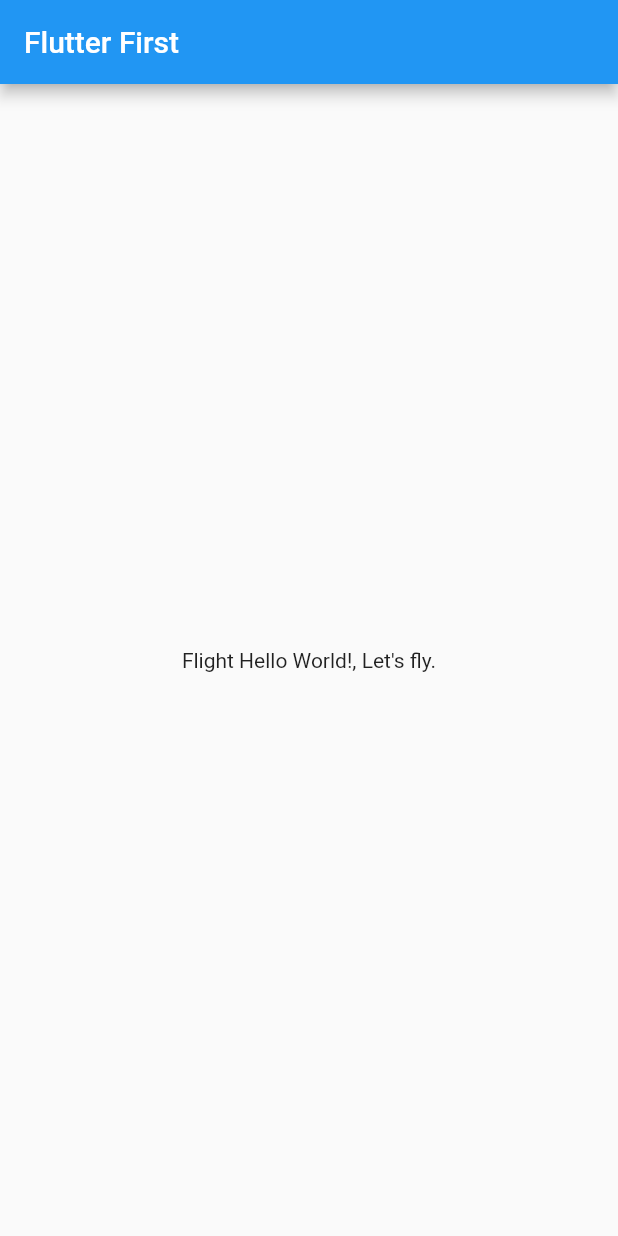
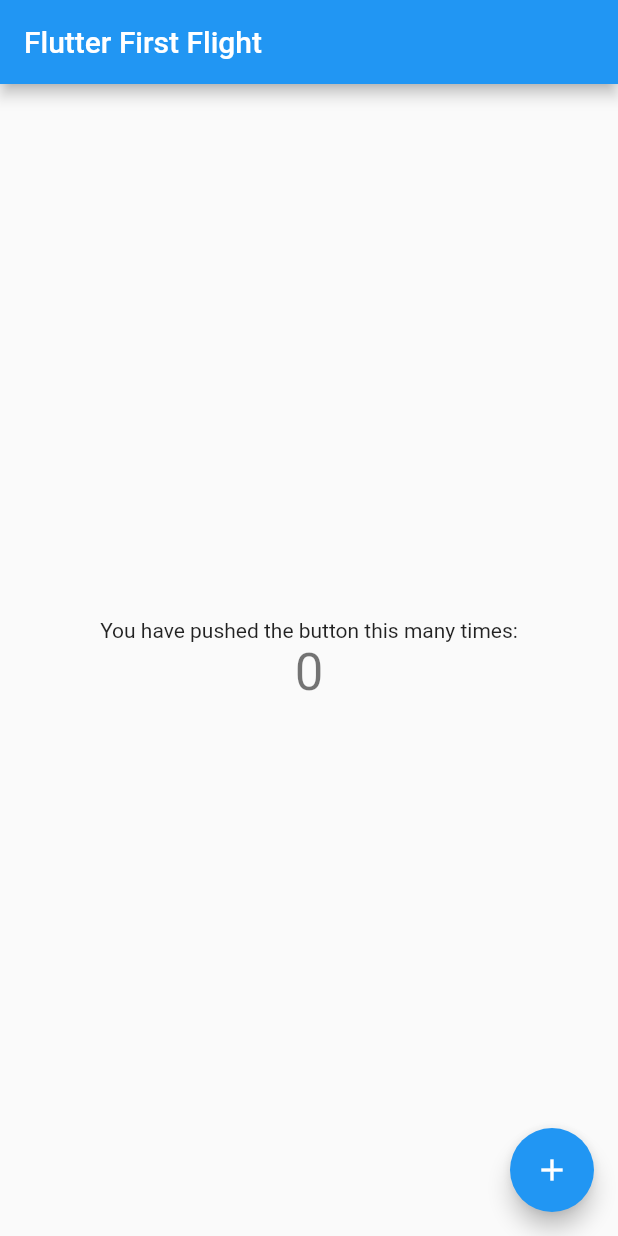
Before and after one commit to ibhavikmakwana/flutter_first_flight, a Flutter app: the screen it shows after launch, on a phone screen of 412 x 824 dp. Run offline on Flutter 3.47's test engine with Material 2 defaults, Android fonts, the phone set to English and light mode, and no system bars.

Commit message:
counter app

```diff
--- a/lib/main.dart
+++ b/lib/main.dart
@@ -9,27 +9,103 @@ class MyApp extends StatelessWidget {
     return MaterialApp(
       title: 'Flutter First Flight',
       theme: ThemeData(
+        // This is the theme of your application.
+        //
+        // Try running your application with "flutter run". You'll see the
+        // application has a blue toolbar. Then, without quitting the app, try
+        // changing the primarySwatch below to Colors.green and then invoke
+        // "hot reload" (press "r" in the console where you ran "flutter run",
+        // or simply save your changes to "hot reload" in a Flutter IDE).
+        // Notice that the counter didn't reset back to zero; the application
+        // is not restarted.
         primarySwatch: Colors.blue,
       ),
-      home: MyHomePage(title: 'Flutter First'),
+      home: MyHomePage(title: 'Flutter First Flight'),
     );
   }
 }
 
-class MyHomePage extends StatelessWidget {
+class MyHomePage extends StatefulWidget {
   MyHomePage({Key key, this.title}) : super(key: key);
+
+  // This widget is the home page of your application. It is stateful, meaning
+  // that it has a State object (defined below) that contains fields that affect
+  // how it looks.
+
+  // This class is the configuration for the state. It holds the values (in this
+  // case the title) provided by the parent (in this case the App widget) and
+  // used by the build method of the State. Fields in a Widget subclass are
+  // always marked "final".
+
   final String title;
+
+  @override
+  _MyHomePageState createState() => _MyHomePageState();
+}
+
+class _MyHomePageState extends State<MyHomePage> {
+  int _counter = 0;
+
+  void _incrementCounter() {
+    setState(() {
+      // This call to setState tells the Flutter framework that something has
+      // changed in this State, which causes it to rerun the build method below
+      // so that the display can reflect the updated values. If we changed
+      // _counter without calling setState(), then the build method would not be
+      // called again, and so nothing would appear to happen.
+      _counter++;
+    });
+  }
+
   @override
   Widget build(BuildContext context) {
+    // This method is rerun every time setState is called, for instance as done
+    // by the _incrementCounter method above.
+    //
+    // The Flutter framework has been optimized to make rerunning build methods
+    // fast, so that you can just rebuild anything that needs updating rather
+    // than having to individually change instances of widgets.
     return Scaffold(
       appBar: AppBar(
-        title: Text(title),
+        // Here we take the value from the MyHomePage object that was created by
+        // the App.build method, and use it to set our appbar title.
+        title: Text(widget.title),
       ),
       body: Center(
-        child: Text(
-          'Flight Hello World!, Let\'s fly.',
+        // Center is a layout widget. It takes a single child and positions it
+        // in the middle of the parent.
+        child: Column(
+          // Column is also layout widget. It takes a list of children and
+          // arranges them vertically. By default, it sizes itself to fit its
+          // children horizontally, and tries to be as tall as its parent.
+          //
+          // Invoke "debug painting" (press "p" in the console, choose the
+          // "Toggle Debug Paint" action from the Flutter Inspector in Android
+          // Studio, or the "Toggle Debug Paint" command in Visual Studio Code)
+          // to see the wireframe for each widget.
+          //
+          // Column has various properties to control how it sizes itself and
+          // how it positions its children. Here we use mainAxisAlignment to
+          // center the children vertically; the main axis here is the vertical
+          // axis because Columns are vertical (the cross axis would be
+          // horizontal).
+          mainAxisAlignment: MainAxisAlignment.center,
+          children: <Widget>[
+            Text(
+              'You have pushed the button this many times:',
+            ),
+            Text(
+              '$_counter',
+              style: Theme.of(context).textTheme.display1,
+            ),
+          ],
         ),
       ),
+      floatingActionButton: FloatingActionButton(
+        onPressed: _incrementCounter,
+        tooltip: 'Increment',
+        child: Icon(Icons.add),
+      ), // This trailing comma makes auto-formatting nicer for build methods.
     );
   }
 }
```
